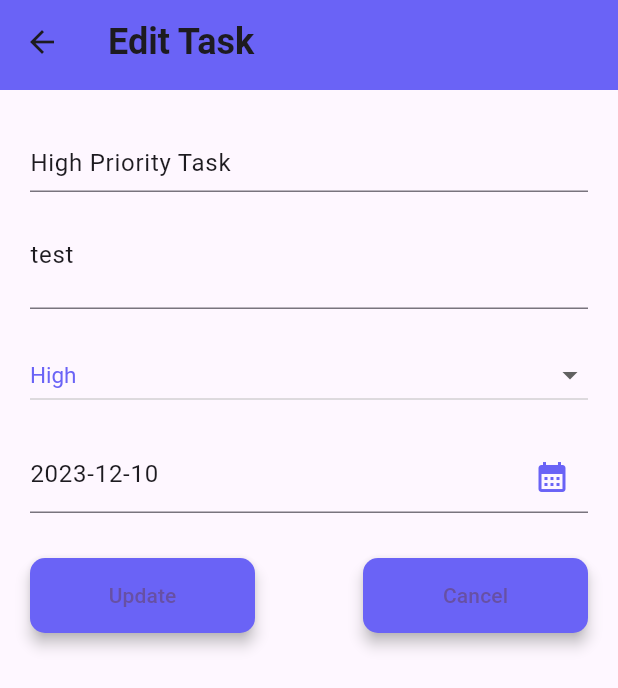
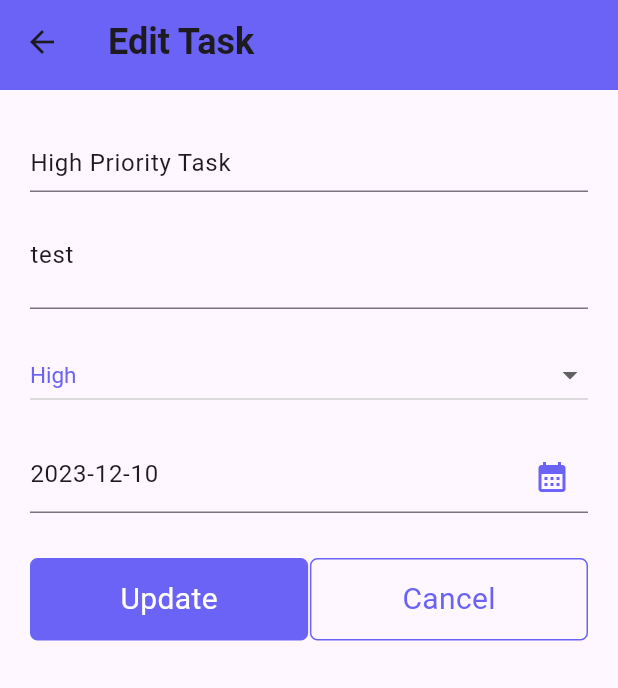
Before and after one commit to ssuvam-dev/flutter-todo, a Flutter app: the screen it shows after launch, after a tap on "Skip", after a tap on "Get Started", after a tap on the "edit" icon, on a phone screen of 412 x 824 dp. Shown: the top 688 px of the screen. Run offline on Flutter 3.47's test engine with Material 3 defaults, Android fonts, the phone set to English and light mode, and no system bars; our stand-ins replace get, lottie, percent_indicator, pie_chart, smooth_page_indicator.

Commit message:
Fixed clear all issues and some widgets

```diff
--- a/lib/components/app_bar.dart
+++ b/lib/components/app_bar.dart
@@ -1,24 +1,23 @@
 import 'package:flutter/material.dart';
+import 'package:todo/components/button_component.dart';
 import 'package:todo/controller/taskcontroller.dart';
 import 'package:todo/models/tasks.dart';
 import 'package:todo/utils/colors.dart';
 import 'package:get/get.dart';
 
-class MyAppBar extends StatefulWidget implements PreferredSizeWidget{
+class MyAppBar extends StatefulWidget implements PreferredSizeWidget {
   final String apptitle;
   final int total;
   final bool showDeleteButton;
   final bool isCompletedTaskPage;
   final bool isFixedTitle;
-  MyAppBar({
-    super.key,
+  MyAppBar(
+      {super.key,
       required this.apptitle,
-    this.total=0,
-    this.showDeleteButton =true,
-    this.isCompletedTaskPage=false,
-    this.isFixedTitle=false
-  }
-);
+      this.total = 0,
+      this.showDeleteButton = true,
+      this.isCompletedTaskPage = false,
+      this.isFixedTitle = false});
 
   @override
   Size get preferredSize => Size.fromHeight(60.0);
@@ -35,59 +34,64 @@ class _MyAppBarState extends State<MyAppBar> {
 
   @override
   Widget build(BuildContext context) {
-    return  AppBar(
-        backgroundColor:themeColor,
+    return AppBar(
+      backgroundColor: themeColor,
       elevation: 0.0,
-        title: GetBuilder<TaskController>(
-          builder: (_) {
+      title: GetBuilder<TaskController>(builder: (_) {
         return Row(
           mainAxisAlignment: MainAxisAlignment.spaceBetween,
           children: [
             Text(
-                  _controller.getAppBarTitle(widget.isCompletedTaskPage,widget.isFixedTitle,widget.apptitle),
-                  style: const TextStyle(
-                    fontSize: 24.0,
-                    fontWeight: FontWeight.w700
+              _controller.getAppBarTitle(widget.isCompletedTaskPage,
+                  widget.isFixedTitle, widget.apptitle),
+              style:
+                  const TextStyle(fontSize: 24.0, fontWeight: FontWeight.w700),
             ),
-                ),
-                if (widget.isCompletedTaskPage && widget.showDeleteButton==true && _controller.completedTasks.isNotEmpty)
+            if (widget.isCompletedTaskPage &&
+                widget.showDeleteButton == true &&
+                _controller.completedTasks.isNotEmpty)
               ElevatedButton(
-                  onPressed: (){
+                onPressed: () {
                   Get.defaultDialog(
-                        title: "Delete",
-                        titlePadding: EdgeInsets.only(top:10.0),
-                        content: Text(
-                          "Are you sure you want yo delete all?"
-                        ),
-                        textConfirm: "Confirm",
-                        buttonColor: Colors.red,
-                        confirmTextColor: Colors.white,
+                      radius: 10.0,
+                      titlePadding:
+                          EdgeInsets.only(top: 20.0, left: 10.0, right: 10.0),
+                      title: "Are you sure you want to delete all?",
+                      content: Text(''),
+                      // confirmTextColor: Colors.white,
                       onConfirm: () {
-                          widget.isCompletedTaskPage?
-                            _controller.clearAll(true)
-                            :
-                            _controller.clearAll(false);
+                        widget.isCompletedTaskPage
+                            ? _controller.clearAll(true)
+                            : _controller.clearAll(false);
                         Get.back();
                       },
-                        onCancel: ()
-                        {
+                      contentPadding: EdgeInsets.only(
+                          bottom: 20.0, left: 15.0, right: 15.0),
+                      confirm: GestureDetector(
+                          onTap: () {
+                            widget.isCompletedTaskPage
+                                ? _controller.clearAll(true)
+                                : _controller.clearAll(false);
                             Get.back();
-                        }
-                    );
-
+                          },
+                          child: ButtonComponent(
+                              name: "Delete", colorButton: true)),
+                      cancel: GestureDetector(
+                          onTap: () {
+                            Get.back();
+                          },
+                          child: ButtonComponent(name: "Cancel")));
                 },
                 style: ElevatedButton.styleFrom(
-                      backgroundColor: Color(0xFFff595e)
+                    backgroundColor: Color(0xFFff595e)),
+                child: Row(
+                  children: [
+                    Text(
+                      "Clear",
+                      style: TextStyle(fontSize: 15.0, color: Colors.white),
                     ),
-                  child:  Row(
-                      children: [
-                        Text("Clear",
-                        style: TextStyle(
-                          fontSize: 15.0,
-                          color: Colors.white
-                        ),),
                     Padding(
-                          padding: const EdgeInsets.only(left:3.0),
+                      padding: const EdgeInsets.only(left: 3.0),
                       child: Icon(
                         Icons.delete,
                         size: 18.0,
@@ -98,81 +102,51 @@ class _MyAppBarState extends State<MyAppBar> {
                 ),
               ),
 
-                   if (!widget.isCompletedTaskPage && widget.showDeleteButton==true && _controller.globalTasks.isNotEmpty)
+            if (!widget.isCompletedTaskPage &&
+                widget.showDeleteButton == true &&
+                _controller.globalTasks.isNotEmpty)
               ElevatedButton(
-                  onPressed: (){
+                onPressed: () {
                   Get.defaultDialog(
                       radius: 10.0,
-                        titlePadding: EdgeInsets.only(top:20.0,left: 10.0,right: 10.0),
+                      titlePadding:
+                          EdgeInsets.only(top: 20.0, left: 10.0, right: 10.0),
                       title: "Are you sure you want to delete all?",
                       content: Text(''),
                       // confirmTextColor: Colors.white,
                       onConfirm: () {
-                          widget.isCompletedTaskPage?
-                            _controller.clearAll(true)
-                            :
-                            _controller.clearAll(false);
+                        widget.isCompletedTaskPage
+                            ? _controller.clearAll(true)
+                            : _controller.clearAll(false);
                         Get.back();
                       },
-                        contentPadding: EdgeInsets.only(bottom: 20.0,left: 15.0,right:15.0),
-                        onCancel: ()
-                        {
+                      contentPadding: EdgeInsets.only(
+                          bottom: 20.0, left: 15.0, right: 15.0),
+                      confirm: GestureDetector(
+                          onTap: () {
+                            widget.isCompletedTaskPage
+                                ? _controller.clearAll(true)
+                                : _controller.clearAll(false);
                             Get.back();
                           },
-
-                        confirm: Container(
-                          decoration: BoxDecoration(
-                            color: Colors.redAccent,
-                            borderRadius: BorderRadius.all(Radius.circular(5.0)),
-                            border:Border.all(
-                              color: Colors.red,
-
-                            ),
-                          ),
-                          child: Padding(
-                            padding: const EdgeInsets.symmetric(vertical: 12.0,horizontal: 20.0),
-                            child: Center(
-                              child: Text("Delete",style: TextStyle(
-                                color:Colors.white,
-                                fontSize: 20.0,
-                              ),),
-                            ),
-                          ),
-                             ),
-
-                          cancel: Container(
-                    // width: MediaQuery.of(context).size.width * 0.45,
-                    decoration: BoxDecoration(
-                      borderRadius: BorderRadius.all(Radius.circular(5.0)),
-                      border:Border.all(
-                        color: Color.fromRGBO(106, 99, 246, 1)
-                      ),
-                    ),
-                    child: Padding(
-                      padding: const EdgeInsets.symmetric(vertical: 12.0,horizontal: 20.0),
-                      child: Center(
-                        child: Text("cancel",style: TextStyle(
-                          color:Color.fromRGBO(106, 99, 246, 1),
-                          fontSize: 20.0,
-                        ),),
-                      ),
-                    ),
-                  )
-
-                    );
+                          child: ButtonComponent(
+                              name: "Delete", colorButton: true)),
+                      cancel: GestureDetector(
+                          onTap: () {
+                            Get.back();
+                          },
+                          child: ButtonComponent(name: "Cancel")));
                 },
                 style: ElevatedButton.styleFrom(
-                      backgroundColor: Color(0xFFff595e)
+                    backgroundColor: Color(0xFFff595e)),
+                child: Row(
+                  children: [
+                    Text(
+                      "Clear",
+                      style: TextStyle(fontSize: 15.0, color: Colors.white),
                     ),
-                  child:  Row(
-                      children: [
-                        Text("Clear",
-                        style: TextStyle(
-                          fontSize: 15.0,
-                          color: Colors.white
-                        ),),
                     Padding(
-                          padding: const EdgeInsets.only(left:3.0),
+                      padding: const EdgeInsets.only(left: 3.0),
                       child: Icon(
                         Icons.delete,
                         size: 18.0,
@@ -182,7 +156,6 @@ class _MyAppBarState extends State<MyAppBar> {
                   ],
                 ),
               ),
-
 
             // Container(
             //   padding: EdgeInsets.symmetric(vertical: 9.0,horizontal: 15.0),
@@ -230,9 +203,7 @@ class _MyAppBarState extends State<MyAppBar> {
             // )
           ],
         );
-          }
-        ),
-
+      }),
     );
   }
 }
--- /dev/null
+++ b/lib/components/button_component.dart
@@ -0,0 +1,36 @@
+import 'package:flutter/material.dart';
+
+class ButtonComponent extends StatelessWidget {
+   ButtonComponent(
+    {
+      super.key,
+      required this.name,
+      bool this.colorButton=false,
+    }
+    );
+    bool colorButton;
+    String name;
+  @override
+  Widget build(BuildContext context) {
+    return Container(
+                    width: MediaQuery.of(context).size.width * 0.45,
+
+                    decoration: BoxDecoration(
+                    color: colorButton ? Color.fromRGBO(106, 99, 246, 1) : Colors.transparent,
+                      borderRadius: BorderRadius.all(Radius.circular(5.0)),
+                      border:Border.all(
+                        color: Color.fromRGBO(106, 99, 246, 1)
+                      ),
+                    ),
+                    child: Padding(
+                      padding: const EdgeInsets.symmetric(vertical: 12.0,horizontal: 20.0),
+                      child: Center(
+                        child: Text(name,style: TextStyle(
+                           color: !colorButton ? Color.fromRGBO(106, 99, 246, 1) : Colors.white,
+                          fontSize: 20.0,
+                        ),),
+                      ),
+                    ),
+            );
+  }
+}
--- a/lib/screens/splash.dart
+++ b/lib/screens/splash.dart
@@ -2,6 +2,7 @@
 import 'package:flutter/material.dart';
 import 'package:smooth_page_indicator/smooth_page_indicator.dart';
 import 'package:todo/components/bottom_navigation.dart';
+import 'package:todo/components/button_component.dart';
 import 'package:todo/screens/screen1.dart';
 import 'package:todo/screens/screen2.dart';
 
@@ -51,7 +52,7 @@ class _SplashScreenState extends State<SplashScreen> {
           ]
           ),
           Container(
-            margin: EdgeInsets.only(top:600.0),
+            margin: EdgeInsets.only(top:500.0),
             child: Column(
               mainAxisAlignment: MainAxisAlignment.spaceEvenly,
               children: [
@@ -70,13 +71,13 @@ class _SplashScreenState extends State<SplashScreen> {
                     onTap: () {
                       _pageController.jumpToPage(1);
                     },
-                    child: getSamePageNavigator("Skip")
+                    child: ButtonComponent(name: "Skip")
                   ):
                   GestureDetector(
                     onTap: () {
                       _pageController.jumpToPage(0);
                     },
-                      child: getSamePageNavigator("Previous"),
+                      child: ButtonComponent(name: "Previous"),
                   )
                   ,
                   !isLastPage ?
@@ -84,7 +85,7 @@ class _SplashScreenState extends State<SplashScreen> {
                     onTap: () {
                       _pageController.nextPage(duration: Duration(milliseconds: 500), curve:Curves.easeIn);
                     },
-                      child: navigatorBox("Next"),
+                      child: ButtonComponent(name: "Next",colorButton: true,),
                   ):
                    GestureDetector(
                     onTap: (){
@@ -92,7 +93,7 @@ class _SplashScreenState extends State<SplashScreen> {
                             MaterialPageRoute(builder: ((context) => MyBottomNavBar())
                             ));
                           },
-                      child: navigatorBox("Get Started"),
+                      child: ButtonComponent(name: "Get Started",colorButton: true,),
                   ),
                   //  SizedBox(
                   //       width: 140,
@@ -125,47 +126,7 @@ class _SplashScreenState extends State<SplashScreen> {
     );
   }
 
-  Container getSamePageNavigator(name) {
-    return Container(
-                    width: MediaQuery.of(context).size.width * 0.45,
-                    decoration: BoxDecoration(
-                      borderRadius: BorderRadius.all(Radius.circular(5.0)),
-                      border:Border.all(
-                        color: Color.fromRGBO(106, 99, 246, 1)
-                      ),
-                    ),
-                    child: Padding(
-                      padding: const EdgeInsets.symmetric(vertical: 12.0,horizontal: 20.0),
-                      child: Center(
-                        child: Text(name,style: TextStyle(
-                          color:Color.fromRGBO(106, 99, 246, 1),
-                          fontSize: 20.0,
-                        ),),
-                      ),
-                    ),
-                  );
-  }
 
-  Container navigatorBox(name) {
-    return Container(
-      width: MediaQuery.of(context).size.width * 0.45,
-                    decoration: BoxDecoration(
-                      color: Color.fromRGBO(106, 99, 246, 1),
-                      borderRadius: BorderRadius.all(Radius.circular(5.0)),
-                      border:Border.all(
-                        color: Color.fromRGBO(106, 99, 246, 1),
 
-                      ),
-                    ),
-                    child: Padding(
-                      padding: const EdgeInsets.symmetric(vertical: 12.0,horizontal: 20.0),
-                      child: Center(
-                        child: Text(name,style: TextStyle(
-                          color:Colors.white,
-                          fontSize: 20.0,
-                        ),),
-                      ),
-                    ),
-                  );
-  }
+
 }
--- a/lib/views/edit_task.dart
+++ b/lib/views/edit_task.dart
@@ -1,5 +1,6 @@
 import 'package:flutter/material.dart';
 import 'package:todo/components/app_bar.dart';
+import 'package:todo/components/button_component.dart';
 import 'package:todo/controller/taskcontroller.dart';
 import 'package:todo/models/tasklist.dart';
 import 'package:todo/utils/colors.dart';
@@ -20,36 +21,40 @@ class _EditTodoState extends State<EditTodo> {
   final _formKey = GlobalKey<FormState>();
   final TextEditingController _titleController = TextEditingController();
   final TextEditingController _detailController = TextEditingController();
-      final TextEditingController _dateController =TextEditingController();
+  final TextEditingController _dateController = TextEditingController();
   TaskController _controller = Get.put(TaskController());
   late String _priority;
-  void _showDatePicker()
-    {
+  void _showDatePicker() {
     showDatePicker(
             context: context,
             initialDate: DateTime.now(),
             firstDate: DateTime(2000),
             lastDate: DateTime(2025))
-        .then((value){
+        .then((value) {
       setState(() {
-              _dateController.text = DateFormat('yyyy-MM-dd').format(value!).toString();
+        _dateController.text =
+            DateFormat('yyyy-MM-dd').format(value!).toString();
       });
     });
-
   }
 
   @override
   void initState() {
     super.initState();
-    _titleController.text = widget.task.task??'';
-    _detailController.text = widget.task.description??'';
-    _dateController.text = widget.task.date??'';
-    _priority = widget.task.priority??"";
+    _titleController.text = widget.task.task ?? '';
+    _detailController.text = widget.task.description ?? '';
+    _dateController.text = widget.task.date ?? '';
+    _priority = widget.task.priority ?? "";
   }
+
   @override
   Widget build(BuildContext context) {
     return Scaffold(
-      appBar: MyAppBar(apptitle: "Edit Task",showDeleteButton: false,isFixedTitle: true,),
+      appBar: MyAppBar(
+        apptitle: "Edit Task",
+        showDeleteButton: false,
+        isFixedTitle: true,
+      ),
       body: EditForm(context),
     );
   }
@@ -57,8 +62,7 @@ class _EditTodoState extends State<EditTodo> {
   Padding EditForm(context) {
     return Padding(
       padding: const EdgeInsets.all(20.0),
-    child: GetBuilder<TaskController>(
-      builder: (_) {
+      child: GetBuilder<TaskController>(builder: (_) {
         return Form(
           key: _formKey,
           child: Column(
@@ -67,43 +71,35 @@ class _EditTodoState extends State<EditTodo> {
                 controller: _titleController,
                 decoration: const InputDecoration(
                     hintText: "Title",
-                    contentPadding: EdgeInsets.fromLTRB(0,10,0,0),
-                    focusedBorder: UnderlineInputBorder()
-                  ),
-
-                  validator: (value){
+                    contentPadding: EdgeInsets.fromLTRB(0, 10, 0, 0),
+                    focusedBorder: UnderlineInputBorder()),
+                validator: (value) {
                   if (value == null || value.isEmpty) {
                     return 'Describe your task';
                   }
                   return null;
                 },
               ),
-
               TextFormField(
                 controller: _detailController,
                 decoration: const InputDecoration(
                     hintText: "Detail",
-                    contentPadding: EdgeInsets.fromLTRB(0,30,0,0),
-                    focusedBorder: UnderlineInputBorder()
-                  ),
+                    contentPadding: EdgeInsets.fromLTRB(0, 30, 0, 0),
+                    focusedBorder: UnderlineInputBorder()),
                 maxLines: 2,
-                  validator: (value){
+                validator: (value) {
                   if (value == null || value.isEmpty) {
                     return 'Please enter some text';
                   }
                   return null;
                 },
               ),
-
               SizedBox(
                 height: 20.0,
               ),
               DropdownButton<String>(
                 isExpanded: true,
-                style: TextStyle(
-                  color: themeColor,
-                  fontSize: 15.0
-                ),
+                style: TextStyle(color: themeColor, fontSize: 15.0),
                 value: _priority,
                 items: <String>['High', 'Medium', 'Low'].map((String value) {
                   return DropdownMenuItem<String>(
@@ -113,7 +109,7 @@ class _EditTodoState extends State<EditTodo> {
                 }).toList(),
                 onChanged: (String? value) {
                   setState(() {
-                      _priority=value!;
+                    _priority = value!;
                   });
                 },
               ),
@@ -127,85 +123,55 @@ SizedBox(
                     suffixIcon: Icon(Icons.calendar_month),
                     suffixIconColor: themeColor,
                     hintText: "Choose Date",
-                    contentPadding: EdgeInsets.fromLTRB(0,10,0,0),
-                    focusedBorder: UnderlineInputBorder()
-                  ),
-
-                  validator: (value){
+                    contentPadding: EdgeInsets.fromLTRB(0, 10, 0, 0),
+                    focusedBorder: UnderlineInputBorder()),
+                validator: (value) {
                   if (value == null || value.isEmpty) {
                     return 'Choose a specific date';
                   }
                   return null;
                 },
               ),
-
               Padding(
                 padding: const EdgeInsets.only(top: 30.0),
                 child: Row(
                   mainAxisAlignment: MainAxisAlignment.spaceBetween,
                   children: [
-                      SizedBox(
-                        width: 150,
-                        height: 50,
-                        child: ElevatedButton(
-                          onPressed: (){
-                            if (_formKey.currentState?.validate() ?? false){
-
+                    GestureDetector(
+                        onTap: () {
+                          if (_formKey.currentState?.validate() ?? false) {
                             TaskList newTask = TaskList(
                                 task: _titleController.text,
                                 description: _detailController.text,
                                 isCompleted: false,
                                 priority: _priority,
-                                  date: _dateController.text
-                                );
-                                _controller.updateTask(newTask,widget.task);
-                                Get.snackbar(
-                                  _titleController.text
-                                  ,
-                                  "Task Updated Successfully"
-                                  );
+                                date: _dateController.text);
+                            _controller.updateTask(newTask, widget.task);
+                            Get.snackbar(_titleController.text,
+                                "Task Updated Successfully");
                           }
+                        },
+                        child: ButtonComponent(
+                          name: "Update",
+                          colorButton: true,
+                        )),
 
+                        GestureDetector(
+                        onTap: () {
+                          Get.back();
                         },
-                           style: ElevatedButton.styleFrom(
-                          backgroundColor: themeColor,
+                        child: ButtonComponent(
+                          name: "Cancel",
+                          colorButton: false,
+                        )),
 
-                            shape: RoundedRectangleBorder(
-                            borderRadius: BorderRadius.circular(10.0)
-                          ),
-                          shadowColor: Colors.grey[400],
-                          elevation: 4
-                        ),
-                          child: const Text('Update')
-                        ),
-                      ),
-
-                       SizedBox(
-                        width: 150,
-                        height: 50,
-                        child: ElevatedButton(
-                          onPressed: (){
-                            Navigator.pop(context);
-                          },
-                           style: ElevatedButton.styleFrom(
-                          backgroundColor: themeColor,
-                            shape: RoundedRectangleBorder(
-                            borderRadius: BorderRadius.circular(10.0)
-                          ),
-                          shadowColor: Colors.grey[400],
-                          elevation: 4
-                        ),
-                          child: const Text('Cancel')
-                        ),
-                      ),
                   ],
                 ),
               )
             ],
           ),
         );
-      }
-    ),
+      }),
     );
   }
 }
```
Lines whose indentation alone changed are shown as unchanged.
